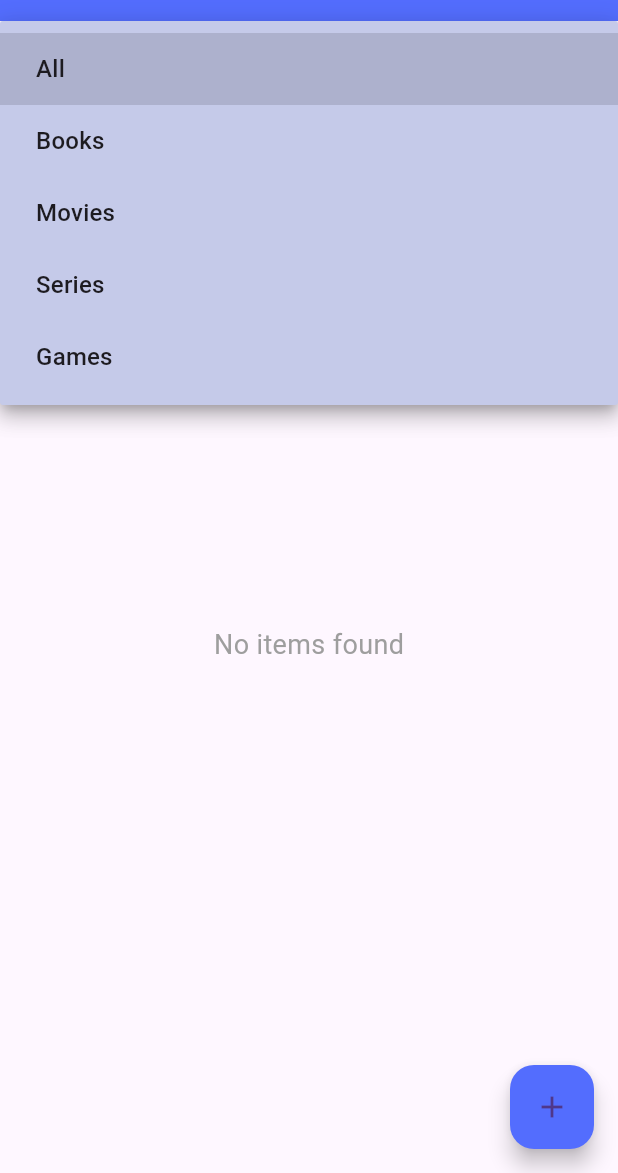
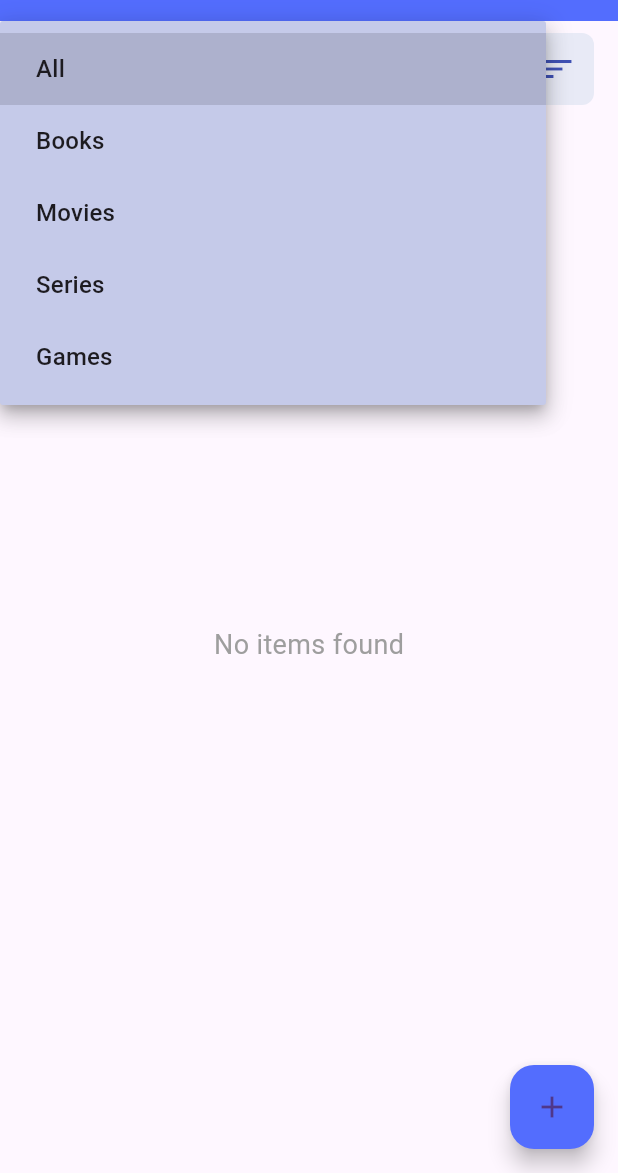
Before and after one commit to shayan-shaikh/track_eet, a Flutter app: the screen it shows after launch, after a tap on "All", on a phone screen of 412 x 824 dp, the part 63-1236 px from its top. Run offline on Flutter 3.47's test engine with Material 3 defaults, Android fonts, the light colour scheme and no system bars; our stand-ins replace image_picker, sqflite; accounts and stored records are empty.

Commit message:
feat: sort functionality

```diff
--- a/lib/screens/home_screen.dart
+++ b/lib/screens/home_screen.dart
@@ -13,6 +13,7 @@ class _HomeScreenState extends State<HomeScreen> {
   List<MediaItem> _allMediaItems = [];
   List<MediaItem> _filteredMediaItems = [];
   String _selectedType = 'All';
+  String _selectedSort = 'Alphabetically';
   final List<String> _mediaTypes = [
     'All',
     'Books',
@@ -20,6 +21,7 @@ class _HomeScreenState extends State<HomeScreen> {
     'Series',
     'Games'
   ];
+  final List<String> _sortOptions = ['Alphabetically', 'Rating', 'Duration'];
 
   @override
   void initState() {
@@ -32,7 +34,7 @@ class _HomeScreenState extends State<HomeScreen> {
       final items = await DatabaseHelper.instance.readAllMediaItems();
       setState(() {
         _allMediaItems = items;
-        _filteredMediaItems = items;
+        _filterAndSortItems();
       });
     } catch (e) {
       print('Error loading media items: $e');
@@ -46,9 +48,39 @@ class _HomeScreenState extends State<HomeScreen> {
   void _filterItems(String type) {
     setState(() {
       _selectedType = type;
-      _filteredMediaItems = type == 'All'
+      _filterAndSortItems();
+    });
+  }
+
+  void _sortItems(String sort) {
+    setState(() {
+      _selectedSort = sort;
+      _filterAndSortItems();
+    });
+  }
+
+int calculateDurationInDays({required DateTime startedAt, DateTime? endedAt}) {
+  endedAt ??= DateTime.now();
+  return endedAt.difference(startedAt).inDays;
+}
+
+  void _filterAndSortItems() {
+    List<MediaItem> filtered = _selectedType == 'All'
         ? _allMediaItems
-          : _allMediaItems.where((item) => item.type == type).toList();
+        : _allMediaItems.where((item) => item.type == _selectedType).toList();
+
+    if (_selectedSort == 'Alphabetically') {
+      filtered
+          .sort((a, b) => a.name.toLowerCase().compareTo(b.name.toLowerCase()));
+    } else if (_selectedSort == 'Rating') {
+      filtered.sort((a, b) => a.rating.compareTo(b.rating));
+    }
+    else if(_selectedSort == 'Duration'){
+      filtered.sort((a,b) => calculateDurationInDays(startedAt: a.startedAt, endedAt: a.endedAt).compareTo(calculateDurationInDays(startedAt: b.startedAt, endedAt: b.endedAt)));
+    }
+
+    setState(() {
+      _filteredMediaItems = filtered;
     });
   }
 
@@ -65,11 +97,10 @@ class _HomeScreenState extends State<HomeScreen> {
     }
   }
 
-
   void _deleteMediaItem(int id) async {
     try {
       await DatabaseHelper.instance.delete(id);
-      _loadMediaItems(); // Refresh the list after deletion
+      _loadMediaItems();
       ScaffoldMessenger.of(context).showSnackBar(
         const SnackBar(content: Text('Item deleted successfully')),
       );
@@ -90,12 +121,12 @@ class _HomeScreenState extends State<HomeScreen> {
         content: const Text('Are you sure you want to delete this item?'),
         actions: [
           TextButton(
-            onPressed: () => Navigator.of(context).pop(), // Close dialog
+            onPressed: () => Navigator.of(context).pop(),
             child: const Text('Cancel'),
           ),
           TextButton(
             onPressed: () {
-              Navigator.of(context).pop(); // Close dialog
+              Navigator.of(context).pop();
               _deleteMediaItem(id);
             },
             child: const Text('Delete', style: TextStyle(color: Colors.red)),
@@ -103,6 +134,40 @@ class _HomeScreenState extends State<HomeScreen> {
         ],
       ),
     );
+  }
+
+  void _showSortMenu(BuildContext context) async {
+    final RenderBox button = context.findRenderObject() as RenderBox;
+    final RenderBox overlay = Overlay.of(context).context.findRenderObject() as RenderBox;
+    final RelativeRect position = RelativeRect.fromRect(
+      Rect.fromPoints(
+        button.localToGlobal(Offset.zero, ancestor: overlay),
+        button.localToGlobal(button.size.bottomRight(Offset.zero), ancestor: overlay),
+      ),
+      Offset.zero & overlay.size,
+    );
+
+    final String? result = await showMenu<String>(
+      context: context,
+      position: position,
+      items: _sortOptions.map((String option) {
+        return PopupMenuItem<String>(
+          value: option,
+          child: Row(
+            children: [
+              Text(option),
+              const SizedBox(width: 8),
+              if (_selectedSort == option)
+                const Icon(Icons.check, color: Colors.indigoAccent),
+            ],
+          ),
+        );
+      }).toList(),
+    );
+
+    if (result != null) {
+      _sortItems(result);
+    }
   }
 
   @override
@@ -116,8 +181,11 @@ class _HomeScreenState extends State<HomeScreen> {
       body: Column(
         children: [
           Padding(
-            padding:
-                const EdgeInsets.symmetric(horizontal: 16.0, vertical: 8.0),
+            padding: const EdgeInsets.symmetric(horizontal: 16.0, vertical: 8.0),
+            child: Row(
+              children: [
+                // Type filter dropdown
+                Expanded(
                   child: Container(
                     decoration: BoxDecoration(
                       color: Colors.indigo.shade50,
@@ -149,7 +217,26 @@ class _HomeScreenState extends State<HomeScreen> {
                     ),
                   ),
                 ),
-          // Media Items List
+
+                // Sort button
+                Padding(
+                  padding: const EdgeInsets.only(left: 8.0),
+                  child: Container(
+                    decoration: BoxDecoration(
+                      color: Colors.indigo.shade50,
+                      borderRadius: BorderRadius.circular(8.0),
+                    ),
+                    child: IconButton(
+                      tooltip: 'Sort by $_selectedSort',
+                      icon: const Icon(Icons.sort, color: Colors.indigo),
+                      onPressed: () => _showSortMenu(context),
+                    ),
+                  ),
+                ),
+              ],
+            ),
+          ),
+
           Expanded(
             child: _filteredMediaItems.isEmpty
                 ? const Center(
@@ -205,8 +292,6 @@ class _HomeScreenState extends State<HomeScreen> {
                               ),
                             ],
                           ),
-
-                          // onTap: () => _editMediaItem(item),
                         ),
                       );
                     },
```
Lines whose indentation alone changed are shown as unchanged.
